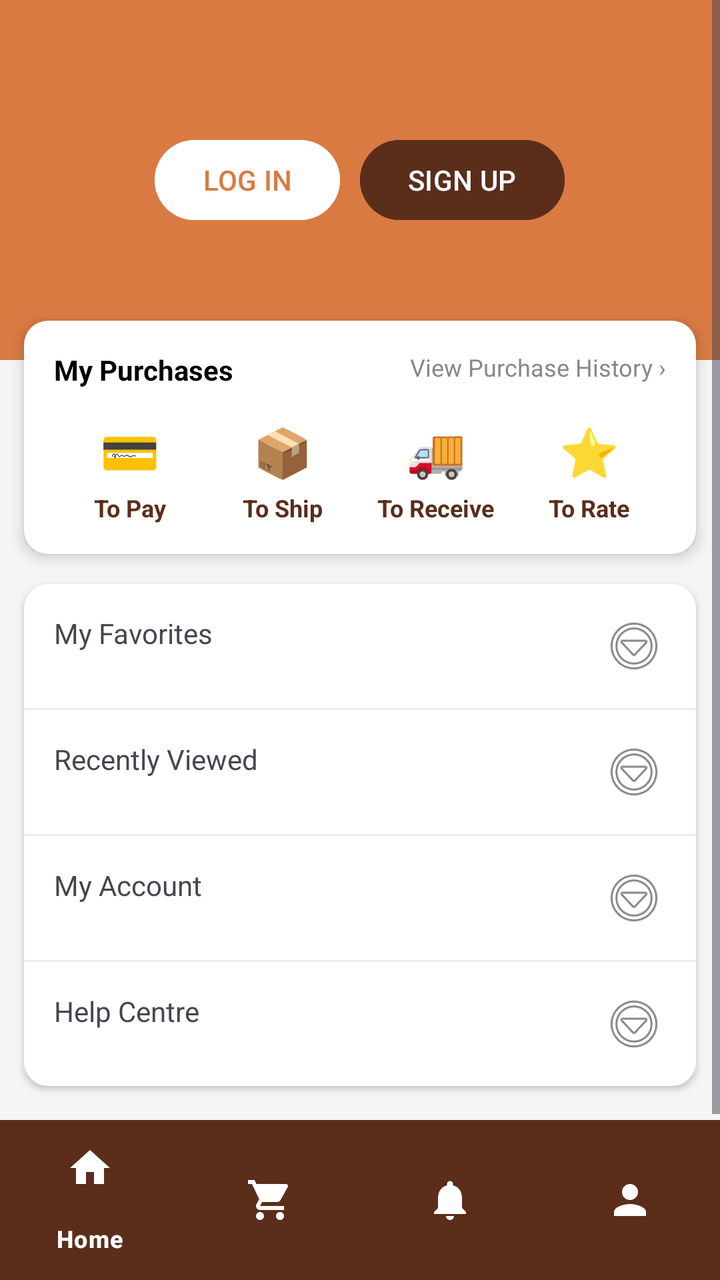
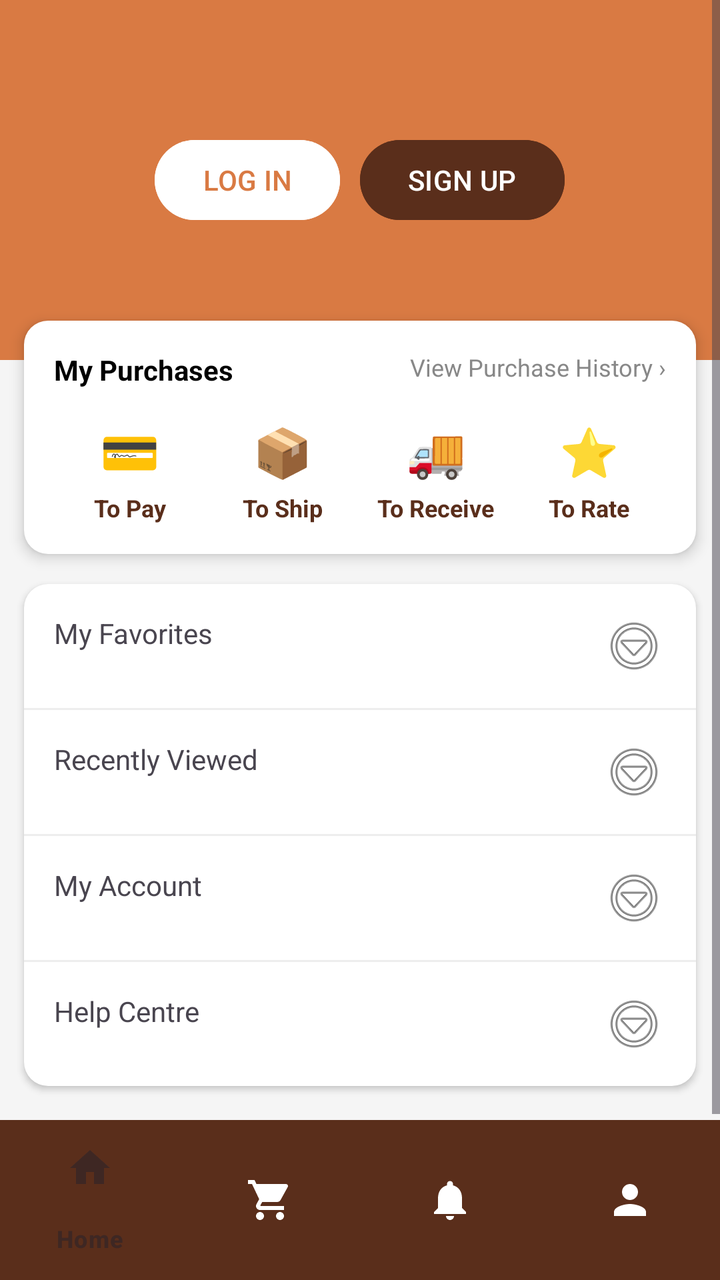

Screens rendered from an Android XML layout before and after an edit, with the pre-edit source and the edit as a unified diff.
<!-- AndroidManifest.xml: application theme Theme.Katutubo_F -->
<!-- res/layout/fragment_profile.xml -->
<?xml version="1.0" encoding="utf-8"?>
<RelativeLayout xmlns:android="http://schemas.android.com/apk/res/android"
    xmlns:app="http://schemas.android.com/apk/res-auto"
    android:layout_width="match_parent"
    android:layout_height="match_parent"
    android:background="#F5F5F5">

    <ScrollView
        android:layout_width="match_parent"
        android:layout_height="match_parent"
        android:layout_above="@id/bottom_navigation">

        <LinearLayout
            android:layout_width="match_parent"
            android:layout_height="wrap_content"
            android:orientation="vertical">

            <RelativeLayout
                android:layout_width="match_parent"
                android:layout_height="180dp"
                android:background="@color/katutubo_orange"
                android:padding="20dp">

                
                <LinearLayout
                    android:id="@+id/logged_in_layout"
                    android:layout_width="wrap_content"
                    android:layout_height="wrap_content"
                    android:layout_alignParentStart="true"
                    android:layout_centerVertical="true"
                    android:gravity="center_vertical"
                    android:orientation="horizontal"
                    android:visibility="gone">

                    <ImageView
                        android:layout_width="70dp"
                        android:layout_height="70dp"
                        android:background="@drawable/rounded_white_bg"
                        android:padding="5dp"
                        android:src="@drawable/logoooo" />

                    <LinearLayout
                        android:layout_width="wrap_content"
                        android:layout_height="wrap_content"
                        android:layout_marginStart="15dp"
                        android:orientation="vertical">

                        <TextView
                            android:id="@+id/profile_name"
                            android:layout_width="wrap_content"
                            android:layout_height="wrap_content"
                            android:text="Katutubo User"
                            android:textColor="@color/white"
                            android:textSize="20sp"
                            android:textStyle="bold" />

                        <TextView
                            android:layout_width="wrap_content"
                            android:layout_height="wrap_content"
                            android:background="@drawable/category_chip_bg"
                            android:backgroundTint="#40FFFFFF"
                            android:paddingHorizontal="8dp"
                            android:paddingVertical="2dp"
                            android:text="Silver Member"
                            android:textColor="@color/white"
                            android:textSize="12sp" />
                    </LinearLayout>
                </LinearLayout>

                
                <LinearLayout
                    android:id="@+id/guest_layout"
                    android:layout_width="match_parent"
                    android:layout_height="wrap_content"
                    android:layout_centerVertical="true"
                    android:gravity="center"
                    android:orientation="horizontal">

                    <Button
                        android:id="@+id/btn_login_profile"
                        android:layout_width="wrap_content"
                        android:layout_height="wrap_content"
                        android:text="LOG IN"
                        android:backgroundTint="@color/white"
                        android:textColor="@color/katutubo_orange"
                        android:layout_marginEnd="10dp"/>

                    <Button
                        android:id="@+id/btn_signup_profile"
                        android:layout_width="wrap_content"
                        android:layout_height="wrap_content"
                        android:text="SIGN UP"
                        android:backgroundTint="@color/katutubo_brown"
                        android:textColor="@color/white"/>
                </LinearLayout>

            </RelativeLayout>

            
            <LinearLayout
                android:layout_width="match_parent"
                android:layout_height="wrap_content"
                android:layout_marginTop="-20dp"
                android:layout_marginHorizontal="12dp"
                android:background="@drawable/rounded_white_bg"
                android:elevation="4dp"
                android:orientation="vertical"
                android:padding="15dp">

                <RelativeLayout
                    android:layout_width="match_parent"
                    android:layout_height="wrap_content"
                    android:layout_marginBottom="15dp">
                    <TextView
                        android:layout_width="wrap_content"
                        android:layout_height="wrap_content"
                        android:text="My Purchases"
                        android:textColor="@color/black"
                        android:textStyle="bold" />
                    <TextView
                        android:id="@+id/btn_view_history"
                        android:layout_width="wrap_content"
                        android:layout_height="wrap_content"
                        android:layout_alignParentEnd="true"
                        android:text="View Purchase History ›"
                        android:textColor="#888888"
                        android:textSize="12sp"
                        android:clickable="true"
                        android:focusable="true"/>
                </RelativeLayout>

                <LinearLayout
                    android:layout_width="match_parent"
                    android:layout_height="wrap_content"
                    android:orientation="horizontal"
                    android:weightSum="4">
                    <LinearLayout android:id="@+id/to_pay" android:layout_width="0dp" android:layout_height="wrap_content" android:layout_weight="1" android:gravity="center" android:orientation="vertical" android:clickable="true" android:focusable="true">
                        <TextView android:layout_width="wrap_content" android:layout_height="wrap_content" android:text="💳" android:textSize="24sp" />
                        <TextView android:layout_width="wrap_content" android:layout_height="wrap_content" android:text="To Pay" android:textSize="12sp" android:textColor="@color/katutubo_brown" android:textStyle="bold" android:layout_marginTop="4dp" />
                    </LinearLayout>
                    <LinearLayout android:id="@+id/to_ship" android:layout_width="0dp" android:layout_height="wrap_content" android:layout_weight="1" android:gravity="center" android:orientation="vertical" android:clickable="true" android:focusable="true">
                        <TextView android:layout_width="wrap_content" android:layout_height="wrap_content" android:text="📦" android:textSize="24sp" />
                        <TextView android:layout_width="wrap_content" android:layout_height="wrap_content" android:text="To Ship" android:textSize="12sp" android:textColor="@color/katutubo_brown" android:textStyle="bold" android:layout_marginTop="4dp" />
                    </LinearLayout>
                    <LinearLayout android:id="@+id/to_receive" android:layout_width="0dp" android:layout_height="wrap_content" android:layout_weight="1" android:gravity="center" android:orientation="vertical" android:clickable="true" android:focusable="true">
                        <TextView android:layout_width="wrap_content" android:layout_height="wrap_content" android:text="🚚" android:textSize="24sp" />
                        <TextView android:layout_width="wrap_content" android:layout_height="wrap_content" android:text="To Receive" android:textSize="12sp" android:textColor="@color/katutubo_brown" android:textStyle="bold" android:layout_marginTop="4dp" />
                    </LinearLayout>
                    <LinearLayout android:id="@+id/to_rate" android:layout_width="0dp" android:layout_height="wrap_content" android:layout_weight="1" android:gravity="center" android:orientation="vertical" android:clickable="true" android:focusable="true">
                        <TextView android:layout_width="wrap_content" android:layout_height="wrap_content" android:text="⭐" android:textSize="24sp" />
                        <TextView android:layout_width="wrap_content" android:layout_height="wrap_content" android:text="To Rate" android:textSize="12sp" android:textColor="@color/katutubo_brown" android:textStyle="bold" android:layout_marginTop="4dp" />
                    </LinearLayout>
                </LinearLayout>
            </LinearLayout>

            
            <LinearLayout
                android:layout_width="match_parent"
                android:layout_height="wrap_content"
                android:layout_marginHorizontal="12dp"
                android:layout_marginTop="15dp"
                android:layout_marginBottom="20dp"
                android:background="@drawable/rounded_white_bg"
                android:elevation="2dp"
                android:orientation="vertical">

                <TextView
                    android:id="@+id/my_favorites"
                    android:layout_width="match_parent"
                    android:layout_height="wrap_content"
                    android:padding="15dp"
                    android:text="My Favorites"
                    android:drawableEnd="@android:drawable/ic_menu_more"
                    android:clickable="true"
                    android:focusable="true"/>
                <View android:layout_width="match_parent" android:layout_height="1dp" android:background="#EEEEEE" />
                <TextView
                    android:id="@+id/recently_viewed"
                    android:layout_width="match_parent"
                    android:layout_height="wrap_content"
                    android:padding="15dp"
                    android:text="Recently Viewed"
                    android:drawableEnd="@android:drawable/ic_menu_more"
                    android:clickable="true"
                    android:focusable="true"/>
                <View android:layout_width="match_parent" android:layout_height="1dp" android:background="#EEEEEE" />
                <TextView
                    android:id="@+id/my_account"
                    android:layout_width="match_parent"
                    android:layout_height="wrap_content"
                    android:padding="15dp"
                    android:text="My Account"
                    android:drawableEnd="@android:drawable/ic_menu_more"
                    android:clickable="true"
                    android:focusable="true"/>
                <View android:layout_width="match_parent" android:layout_height="1dp" android:background="#EEEEEE" />
                <TextView
                    android:id="@+id/help_centre"
                    android:layout_width="match_parent"
                    android:layout_height="wrap_content"
                    android:padding="15dp"
                    android:text="Help Centre"
                    android:drawableEnd="@android:drawable/ic_menu_more"
                    android:clickable="true"
                    android:focusable="true"/>
            </LinearLayout>

            <Button
                android:id="@+id/logout_button"
                android:layout_width="match_parent"
                android:layout_height="wrap_content"
                android:layout_marginHorizontal="20dp"
                android:layout_marginBottom="30dp"
                android:backgroundTint="@color/katutubo_brown"
                android:text="LOGOUT"
                android:visibility="gone"/>

        </LinearLayout>
    </ScrollView>

    <com.google.android.material.bottomnavigation.BottomNavigationView
        android:id="@+id/bottom_navigation"
        android:layout_width="match_parent"
        android:layout_height="wrap_content"
        android:layout_alignParentBottom="true"
        android:background="@color/katutubo_brown"
        app:itemIconTint="@color/white"
        app:itemTextColor="@color/white"
        app:menu="@menu/bottom_nav_menu" />

</RelativeLayout>
<!-- resources referenced by this layout -->
<resources>
  <color name="black">#000000</color>
  <color name="katutubo_brown">#5A2E1B</color>
  <color name="katutubo_orange">#D97A43</color>
  <color name="white">#FFFFFF</color>
  <!-- drawable category_chip_bg (drawable) -->
  <?xml version="1.0" encoding="utf-8"?>
  <shape xmlns:android="http://schemas.android.com/apk/res/android">
      <solid android:color="@color/white" />
      <corners android:radius="16dp" />
  </shape>
  <!-- drawable logoooo: png bitmap (drawable, 671715 bytes) -->
  <!-- drawable rounded_white_bg (drawable) -->
  <?xml version="1.0" encoding="utf-8"?>
  <shape xmlns:android="http://schemas.android.com/apk/res/android">
      <solid android:color="@color/white" />
      <corners android:radius="12dp" />
  </shape>
  <style name="Theme.Katutubo_F" parent="Base.Theme.Katutubo_F" />
  <style name="Base.Theme.Katutubo_F" parent="Theme.Material3.DayNight.NoActionBar">
          
      </style>
</resources>

<!-- the commit's change to res/layout/fragment_profile.xml (unified diff, before → after) -->
@@ -13,7 +13,9 @@
         <LinearLayout
             android:layout_width="match_parent"
             android:layout_height="wrap_content"
-            android:orientation="vertical">
+            android:orientation="vertical"
+            android:clipChildren="false"
+            android:clipToPadding="false">
 
             <RelativeLayout
                 android:layout_width="match_parent"
@@ -105,7 +107,9 @@
                 android:background="@drawable/rounded_white_bg"
                 android:elevation="4dp"
                 android:orientation="vertical"
-                android:padding="15dp">
+                android:padding="15dp"
+                android:clipChildren="false"
+                android:clipToPadding="false">
 
                 <RelativeLayout
                     android:layout_width="match_parent"
@@ -133,21 +137,39 @@
                     android:layout_width="match_parent"
                     android:layout_height="wrap_content"
                     android:orientation="horizontal"
-                    android:weightSum="4">
-                    <LinearLayout android:id="@+id/to_pay" android:layout_width="0dp" android:layout_height="wrap_content" android:layout_weight="1" android:gravity="center" android:orientation="vertical" android:clickable="true" android:focusable="true">
-                        <TextView android:layout_width="wrap_content" android:layout_height="wrap_content" android:text="💳" android:textSize="24sp" />
+                    android:weightSum="4"
+                    android:clipChildren="false"
+                    android:clipToPadding="false">
+
+                    <LinearLayout android:id="@+id/to_pay" android:layout_width="0dp" android:layout_height="wrap_content" android:layout_weight="1" android:gravity="center" android:orientation="vertical" android:clickable="true" android:focusable="true" android:clipChildren="false" android:clipToPadding="false">
+                        <RelativeLayout android:layout_width="wrap_content" android:layout_height="wrap_content" android:clipChildren="false" android:clipToPadding="false">
+                            <TextView android:id="@+id/icon_to_pay" android:layout_width="wrap_content" android:layout_height="wrap_content" android:text="💳" android:textSize="24sp" />
+                            <TextView android:id="@+id/badge_to_pay" android:layout_width="16dp" android:layout_height="16dp" android:layout_alignTop="@id/icon_to_pay" android:layout_alignEnd="@id/icon_to_pay" android:layout_marginTop="-4dp" android:layout_marginEnd="-6dp" android:background="@drawable/badge_background" android:gravity="center" android:text="1" android:textColor="@color/white" android:textSize="10sp" android:textStyle="bold" android:visibility="gone" />
+                        </RelativeLayout>
                         <TextView android:layout_width="wrap_content" android:layout_height="wrap_content" android:text="To Pay" android:textSize="12sp" android:textColor="@color/katutubo_brown" android:textStyle="bold" android:layout_marginTop="4dp" />
                     </LinearLayout>
-                    <LinearLayout android:id="@+id/to_ship" android:layout_width="0dp" android:layout_height="wrap_content" android:layout_weight="1" android:gravity="center" android:orientation="vertical" android:clickable="true" android:focusable="true">
-                        <TextView android:layout_width="wrap_content" android:layout_height="wrap_content" android:text="📦" android:textSize="24sp" />
+
+                    <LinearLayout android:id="@+id/to_ship" android:layout_width="0dp" android:layout_height="wrap_content" android:layout_weight="1" android:gravity="center" android:orientation="vertical" android:clickable="true" android:focusable="true" android:clipChildren="false" android:clipToPadding="false">
+                        <RelativeLayout android:layout_width="wrap_content" android:layout_height="wrap_content" android:clipChildren="false" android:clipToPadding="false">
+                            <TextView android:id="@+id/icon_to_ship" android:layout_width="wrap_content" android:layout_height="wrap_content" android:text="📦" android:textSize="24sp" />
+                            <TextView android:id="@+id/badge_to_ship" android:layout_width="16dp" android:layout_height="16dp" android:layout_alignTop="@id/icon_to_ship" android:layout_alignEnd="@id/icon_to_ship" android:layout_marginTop="-4dp" android:layout_marginEnd="-6dp" android:background="@drawable/badge_background" android:gravity="center" android:text="1" android:textColor="@color/white" android:textSize="10sp" android:textStyle="bold" android:visibility="gone" />
+                        </RelativeLayout>
                         <TextView android:layout_width="wrap_content" android:layout_height="wrap_content" android:text="To Ship" android:textSize="12sp" android:textColor="@color/katutubo_brown" android:textStyle="bold" android:layout_marginTop="4dp" />
                     </LinearLayout>
-                    <LinearLayout android:id="@+id/to_receive" android:layout_width="0dp" android:layout_height="wrap_content" android:layout_weight="1" android:gravity="center" android:orientation="vertical" android:clickable="true" android:focusable="true">
-                        <TextView android:layout_width="wrap_content" android:layout_height="wrap_content" android:text="🚚" android:textSize="24sp" />
+
+                    <LinearLayout android:id="@+id/to_receive" android:layout_width="0dp" android:layout_height="wrap_content" android:layout_weight="1" android:gravity="center" android:orientation="vertical" android:clickable="true" android:focusable="true" android:clipChildren="false" android:clipToPadding="false">
+                        <RelativeLayout android:layout_width="wrap_content" android:layout_height="wrap_content" android:clipChildren="false" android:clipToPadding="false">
+                            <TextView android:id="@+id/icon_to_receive" android:layout_width="wrap_content" android:layout_height="wrap_content" android:text="🚚" android:textSize="24sp" />
+                            <TextView android:id="@+id/badge_to_receive" android:layout_width="16dp" android:layout_height="16dp" android:layout_alignTop="@id/icon_to_receive" android:layout_alignEnd="@id/icon_to_receive" android:layout_marginTop="-4dp" android:layout_marginEnd="-6dp" android:background="@drawable/badge_background" android:gravity="center" android:text="1" android:textColor="@color/white" android:textSize="10sp" android:textStyle="bold" android:visibility="gone" />
+                        </RelativeLayout>
                         <TextView android:layout_width="wrap_content" android:layout_height="wrap_content" android:text="To Receive" android:textSize="12sp" android:textColor="@color/katutubo_brown" android:textStyle="bold" android:layout_marginTop="4dp" />
                     </LinearLayout>
-                    <LinearLayout android:id="@+id/to_rate" android:layout_width="0dp" android:layout_height="wrap_content" android:layout_weight="1" android:gravity="center" android:orientation="vertical" android:clickable="true" android:focusable="true">
-                        <TextView android:layout_width="wrap_content" android:layout_height="wrap_content" android:text="⭐" android:textSize="24sp" />
+
+                    <LinearLayout android:id="@+id/to_rate" android:layout_width="0dp" android:layout_height="wrap_content" android:layout_weight="1" android:gravity="center" android:orientation="vertical" android:clickable="true" android:focusable="true" android:clipChildren="false" android:clipToPadding="false">
+                        <RelativeLayout android:layout_width="wrap_content" android:layout_height="wrap_content" android:clipChildren="false" android:clipToPadding="false">
+                            <TextView android:id="@+id/icon_to_rate" android:layout_width="wrap_content" android:layout_height="wrap_content" android:text="⭐" android:textSize="24sp" />
+                            <TextView android:id="@+id/badge_to_rate" android:layout_width="16dp" android:layout_height="16dp" android:layout_alignTop="@id/icon_to_rate" android:layout_alignEnd="@id/icon_to_rate" android:layout_marginTop="-4dp" android:layout_marginEnd="-6dp" android:background="@drawable/badge_background" android:gravity="center" android:text="1" android:textColor="@color/white" android:textSize="10sp" android:textStyle="bold" android:visibility="gone" />
+                        </RelativeLayout>
                         <TextView android:layout_width="wrap_content" android:layout_height="wrap_content" android:text="To Rate" android:textSize="12sp" android:textColor="@color/katutubo_brown" android:textStyle="bold" android:layout_marginTop="4dp" />
                     </LinearLayout>
                 </LinearLayout>
@@ -155,14 +177,10 @@
 
             
             <LinearLayout
-                android:layout_width="match_parent"
-                android:layout_height="wrap_content"
-                android:layout_marginHorizontal="12dp"
-                android:layout_marginTop="15dp"
-                android:layout_marginBottom="20dp"
-                android:background="@drawable/rounded_white_bg"
-                android:elevation="2dp"
-                android:orientation="vertical">
+                android:layout_width="match_parent" android:layout_height="wrap_content"
+                android:layout_marginHorizontal="12dp" android:layout_marginTop="15dp"
+                android:layout_marginBottom="20dp" android:background="@drawable/rounded_white_bg"
+                android:elevation="2dp" android:orientation="vertical">
 
                 <TextView
                     android:id="@+id/my_favorites"
@@ -224,8 +242,8 @@
         android:layout_height="wrap_content"
         android:layout_alignParentBottom="true"
         android:background="@color/katutubo_brown"
-        app:itemIconTint="@color/white"
-        app:itemTextColor="@color/white"
+        app:itemIconTint="@color/nav_item_color"
+        app:itemTextColor="@color/nav_item_color"
         app:menu="@menu/bottom_nav_menu" />
 
 </RelativeLayout>
<!-- resource entries referenced after the edit -->
@@ -4,6 +4,12 @@
   <color name="katutubo_brown">#5A2E1B</color>
   <color name="katutubo_orange">#D97A43</color>
   <color name="white">#FFFFFF</color>
+  <!-- drawable badge_background (drawable) -->
+  <?xml version="1.0" encoding="utf-8"?>
+  <shape xmlns:android="http://schemas.android.com/apk/res/android"
+      android:shape="oval">
+      <solid android:color="#F44336" />
+  </shape>
   <!-- drawable category_chip_bg (drawable) -->
   <?xml version="1.0" encoding="utf-8"?>
   <shape xmlns:android="http://schemas.android.com/apk/res/android">
@@ -17,9 +23,20 @@
       <solid android:color="@color/white" />
       <corners android:radius="12dp" />
   </shape>
-  <style name="Theme.Katutubo_F" parent="Base.Theme.Katutubo_F" />
+  <style name="Theme.Katutubo_F" parent="Base.Theme.Katutubo_F">
+          
+          <item name="bottomNavigationStyle">@style/Widget.App.BottomNavigationView</item>
+      </style>
   <style name="Base.Theme.Katutubo_F" parent="Theme.Material3.DayNight.NoActionBar">
           
       </style>
+  <style name="Widget.App.BottomNavigationView" parent="Widget.Material3.BottomNavigationView">
+          
+          <item name="materialThemeOverlay">@style/ThemeOverlay.App.BottomNavigation</item>
+      </style>
+  <style name="ThemeOverlay.App.BottomNavigation" parent="">
+          
+          <item name="colorSecondaryContainer">#EFEBE9</item>
+      </style>
 </resources>
 
